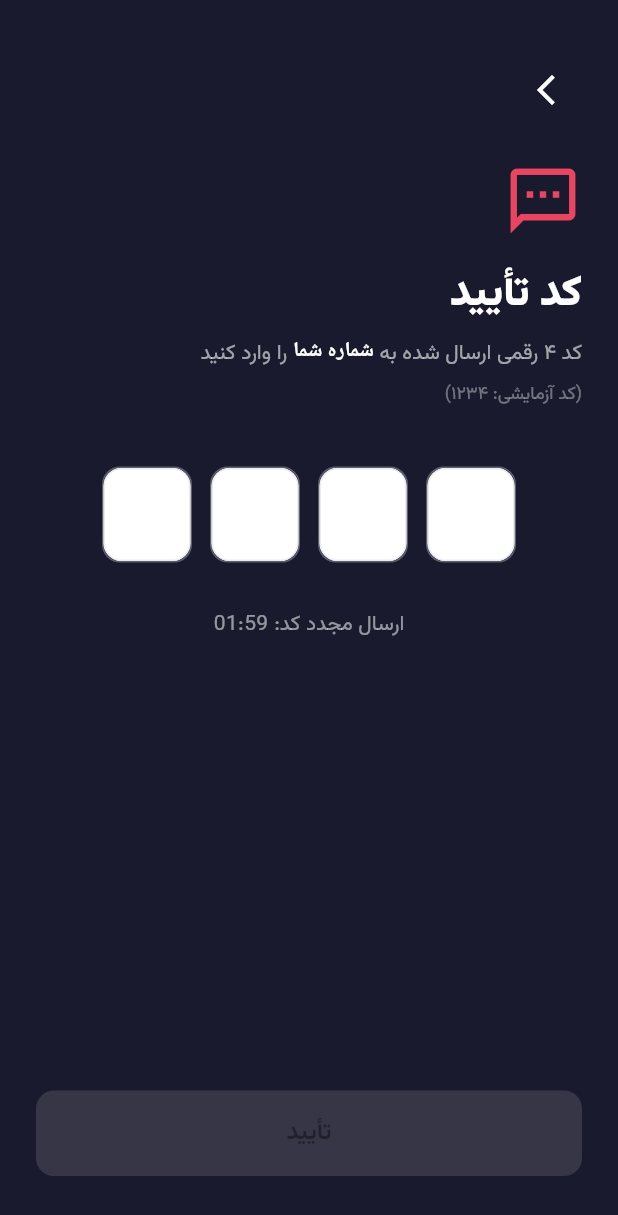
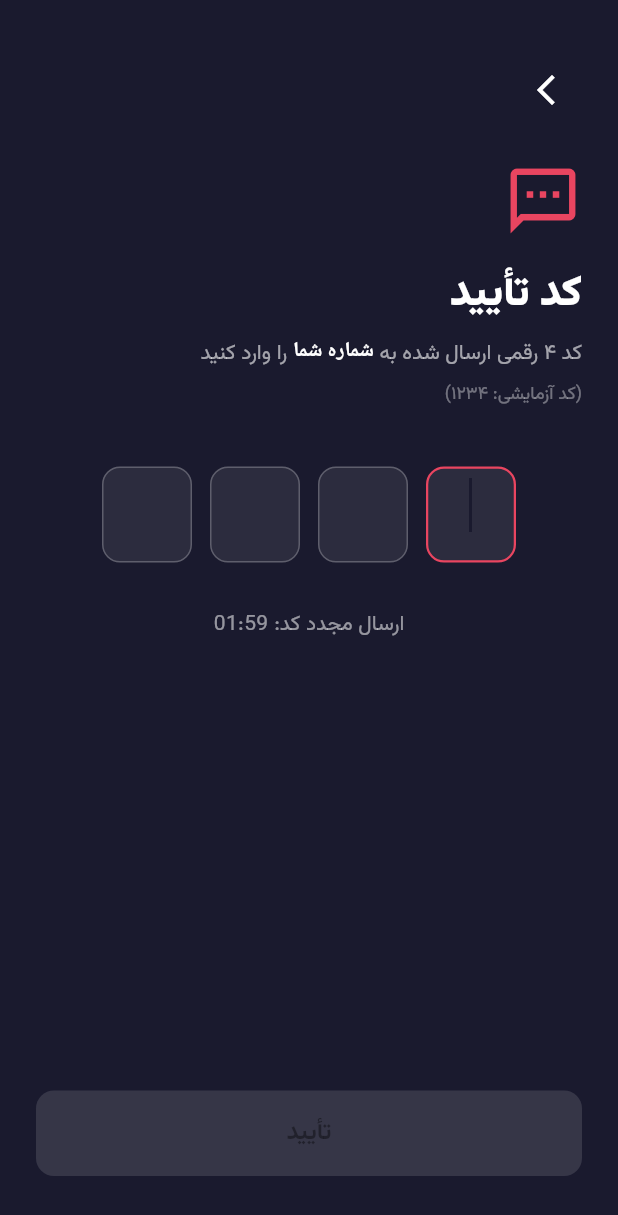
Before and after one commit to miladmousaei1377-cmyk/BarberApp, a Flutter app: the PhoneOtpScreen screen opened by its route, on a phone screen of 412 x 824 dp. Shown: the top 1215 px of the screen. Run offline on Flutter 3.47's test engine with Material 3 defaults, Android fonts, the phone set to English and light mode, and no system bars; our stand-ins replace animate_do, geolocator, get, shamsi_date, shared_preferences, shimmer; accounts and stored records are empty.

Commit message:
Fix text visibility, OTP input, splash re-show on logout, barber panel routing
- Auth text fields: add filled+fillColor override to prevent theme's white
  fill from making white text invisible on dark auth backgrounds
- OTP screen: use inputFormatters instead of maxLength (more reliable on
  Android), set fillColor transparent to prevent white fill, auto-focus
  first field on open
- Storage: add logout() that clears only auth data (token+user), leaving
  onboardingSeen intact; add onboardingSeen flag + setOnboardingSeen()
- Splash: role-based routing (barber → ownerPanel, customer → main);
  skip onboarding when onboardingSeen is true; set flag on skip/start
- Logout buttons (barber panel + pending approval): use StorageService.logout()
  and navigate directly to roleSelection instead of splash
- Routing: ownerPanel now maps to BarberPanelScreen (new 5-tab panel)
- Stylist login: navigate to ownerPanel (barber panel) on success

Demo barber account: barber@demo.com / 123456

Co-Authored-By: Claude Sonnet 4.6 <noreply@anthropic.com>
Claude-Session: https://claude.ai/code/session_016gkHkh9hvhi3yNjmTWLpoX

```diff
--- a/lib/app/routes/app_pages.dart
+++ b/lib/app/routes/app_pages.dart
@@ -20,7 +20,7 @@ import '../../presentation/screens/booking/booking_success_screen.dart';
 import '../../presentation/screens/appointments/appointments_screen.dart';
 import '../../presentation/screens/map/map_screen.dart';
 import '../../presentation/screens/profile/profile_screen.dart';
-import '../../presentation/screens/owner/owner_panel_screen.dart';
+import '../../presentation/screens/owner/barber_panel_screen.dart';
 import '../../presentation/screens/owner/barber_register_screen.dart';
 
 part 'app_routes.dart';
@@ -49,7 +49,7 @@ class AppPages {
     GetPage(name: Routes.appointments, page: () => const AppointmentsScreen()),
     GetPage(name: Routes.map, page: () => const MapScreen()),
     GetPage(name: Routes.profile, page: () => const ProfileScreen()),
-    GetPage(name: Routes.ownerPanel, page: () => const OwnerPanelScreen()),
+    GetPage(name: Routes.ownerPanel, page: () => const BarberPanelScreen()),
     GetPage(name: Routes.barberRegister, page: () => const BarberRegisterScreen()),
   ];
 }
--- a/lib/presentation/screens/auth/customer_login_screen.dart
+++ b/lib/presentation/screens/auth/customer_login_screen.dart
@@ -223,6 +223,8 @@ class _AuthField extends StatelessWidget {
       textDirection: TextDirection.rtl,
       style: const TextStyle(fontFamily: 'Vazirmatn', fontSize: 14, color: Colors.white),
       decoration: InputDecoration(
+        filled: true,
+        fillColor: Colors.white.withOpacity(0.08),
         labelText: label,
         labelStyle: const TextStyle(fontFamily: 'Vazirmatn', color: Colors.white60),
         prefixIcon: Icon(icon, color: Colors.white54),
--- a/lib/presentation/screens/auth/customer_register_screen.dart
+++ b/lib/presentation/screens/auth/customer_register_screen.dart
@@ -252,6 +252,8 @@ class _AuthField extends StatelessWidget {
       textDirection: TextDirection.rtl,
       style: const TextStyle(fontFamily: 'Vazirmatn', fontSize: 14, color: Colors.white),
       decoration: InputDecoration(
+        filled: true,
+        fillColor: Colors.white.withOpacity(0.08),
         labelText: label,
         labelStyle: const TextStyle(fontFamily: 'Vazirmatn', color: Colors.white60),
         prefixIcon: Icon(icon, color: Colors.white54),
--- a/lib/presentation/screens/auth/forgot_password_screen.dart
+++ b/lib/presentation/screens/auth/forgot_password_screen.dart
@@ -182,6 +182,8 @@ class _ForgotPasswordScreenState extends State<ForgotPasswordScreen>
                                   textDirection: TextDirection.rtl,
                                   style: const TextStyle(fontFamily: 'Vazirmatn', fontSize: 14, color: Colors.white),
                                   decoration: InputDecoration(
+                                    filled: true,
+                                    fillColor: Colors.white.withOpacity(0.08),
                                     labelText: 'ایمیل',
                                     labelStyle: const TextStyle(fontFamily: 'Vazirmatn', color: Colors.white60),
                                     prefixIcon: const Icon(Icons.email_outlined, color: Colors.white54),
@@ -235,6 +237,8 @@ class _ForgotPasswordScreenState extends State<ForgotPasswordScreen>
                             textDirection: TextDirection.rtl,
                             style: const TextStyle(fontFamily: 'Vazirmatn', fontSize: 14, color: Colors.white),
                             decoration: InputDecoration(
+                              filled: true,
+                              fillColor: Colors.white.withOpacity(0.08),
                               labelText: 'شماره موبایل',
                               labelStyle: const TextStyle(fontFamily: 'Vazirmatn', color: Colors.white60),
                               prefixIcon: const Icon(Icons.phone_outlined, color: Colors.white54),
--- a/lib/presentation/screens/auth/pending_approval_screen.dart
+++ b/lib/presentation/screens/auth/pending_approval_screen.dart
@@ -1,5 +1,6 @@
 import 'package:flutter/material.dart';
 import 'package:get/get.dart';
+import '../../../app/routes/app_pages.dart';
 import '../../../app/theme/app_theme.dart';
 import '../../../core/storage/storage_service.dart';
 
@@ -72,8 +73,8 @@ class PendingApprovalScreen extends StatelessWidget {
                 width: double.infinity,
                 child: OutlinedButton.icon(
                   onPressed: () async {
-                    await StorageService.clear();
-                    Get.offAllNamed('/splash');
+                    await StorageService.logout();
+                    Get.offAllNamed(Routes.roleSelection);
                   },
                   style: OutlinedButton.styleFrom(
                     side: const BorderSide(color: Colors.white30),
--- a/lib/presentation/screens/auth/phone_otp_screen.dart
+++ b/lib/presentation/screens/auth/phone_otp_screen.dart
@@ -1,5 +1,6 @@
 import 'dart:async';
 import 'package:flutter/material.dart';
+import 'package:flutter/services.dart';
 import 'package:get/get.dart';
 import '../../../app/routes/app_pages.dart';
 import '../../../app/theme/app_theme.dart';
@@ -37,9 +38,11 @@ class _PhoneOtpScreenState extends State<PhoneOtpScreen> {
   }
 
   void _sendOtp() {
-    // Mock: print OTP to console
     // ignore: avoid_print
     print('📱 OTP for $_phone: 1234');
+    Future.delayed(const Duration(milliseconds: 300), () {
+      if (mounted) _foci[0].requestFocus();
+    });
   }
 
   void _startTimer() {
@@ -171,16 +174,23 @@ class _PhoneOtpScreenState extends State<PhoneOtpScreen> {
                       focusNode: _foci[i],
                       textAlign: TextAlign.center,
                       keyboardType: TextInputType.number,
-                      maxLength: 1,
+                      inputFormatters: [
+                        FilteringTextInputFormatter.digitsOnly,
+                        LengthLimitingTextInputFormatter(1),
+                      ],
                       style: const TextStyle(
                         fontFamily: 'Vazirmatn',
                         fontSize: 24,
                         fontWeight: FontWeight.w800,
                         color: Colors.white,
                       ),
-                      decoration: const InputDecoration(
+                      decoration: InputDecoration(
+                        filled: true,
+                        fillColor: Colors.transparent,
                         border: InputBorder.none,
-                        counterText: '',
+                        enabledBorder: InputBorder.none,
+                        focusedBorder: InputBorder.none,
+                        contentPadding: EdgeInsets.zero,
                       ),
                       onChanged: (v) => _onDigit(i, v),
                     ),
--- a/lib/presentation/screens/auth/stylist_login_screen.dart
+++ b/lib/presentation/screens/auth/stylist_login_screen.dart
@@ -39,7 +39,7 @@ class _StylistLoginScreenState extends State<StylistLoginScreen> {
     );
     switch (result) {
       case StylistLoginResult.success:
-        Get.offAllNamed(Routes.main);
+        Get.offAllNamed(Routes.ownerPanel);
         break;
       case StylistLoginResult.pending:
         Get.offAllNamed(Routes.pendingApproval);
@@ -232,6 +232,8 @@ class _AuthField extends StatelessWidget {
       textDirection: TextDirection.rtl,
       style: const TextStyle(fontFamily: 'Vazirmatn', fontSize: 14, color: Colors.white),
       decoration: InputDecoration(
+        filled: true,
+        fillColor: Colors.white.withOpacity(0.08),
         labelText: label,
         labelStyle: const TextStyle(fontFamily: 'Vazirmatn', color: Colors.white60),
         prefixIcon: Icon(icon, color: Colors.white54),
--- a/lib/presentation/screens/auth/stylist_register_screen.dart
+++ b/lib/presentation/screens/auth/stylist_register_screen.dart
@@ -292,6 +292,8 @@ class _AuthField extends StatelessWidget {
       textDirection: TextDirection.rtl,
       style: const TextStyle(fontFamily: 'Vazirmatn', fontSize: 14, color: Colors.white),
       decoration: InputDecoration(
+        filled: true,
+        fillColor: Colors.white.withOpacity(0.08),
         labelText: label,
         labelStyle: const TextStyle(fontFamily: 'Vazirmatn', color: Colors.white60),
         prefixIcon: Icon(icon, color: Colors.white54),
--- a/lib/presentation/screens/owner/barber_panel_screen.dart
+++ b/lib/presentation/screens/owner/barber_panel_screen.dart
@@ -1222,8 +1222,8 @@ class _OwnerProfileTab extends StatelessWidget {
           const SizedBox(height: 32),
           OutlinedButton.icon(
             onPressed: () async {
-              await StorageService.clear();
-              Get.offAllNamed('/splash');
+              await StorageService.logout();
+              Get.offAllNamed(Routes.roleSelection);
             },
             style: OutlinedButton.styleFrom(
               side: const BorderSide(color: _kDanger),
```
Also changed, not shown: lib/core/storage/storage_service.dart (+13 -0 lines), lib/presentation/screens/splash/splash_screen.dart (+16 -3 lines).
